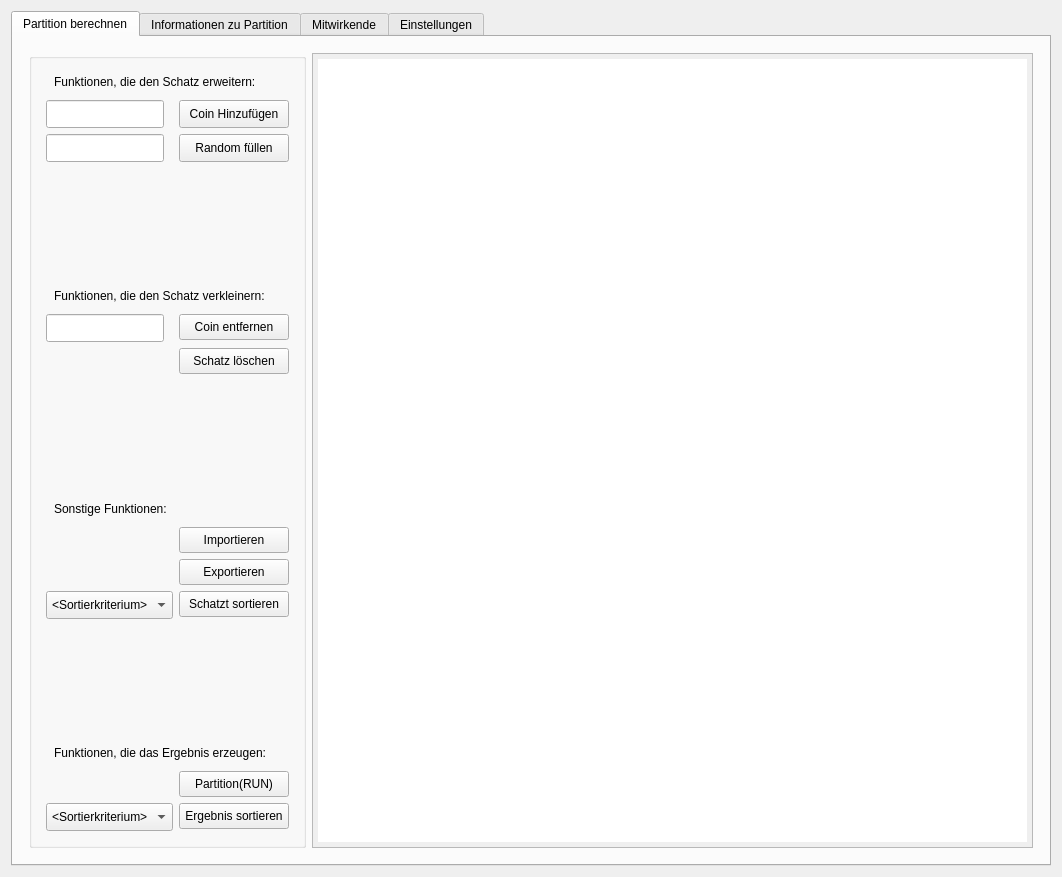
Above: mainwindow.ui from Makozer/NpPartitionManager before the change. Below: the same form after it.
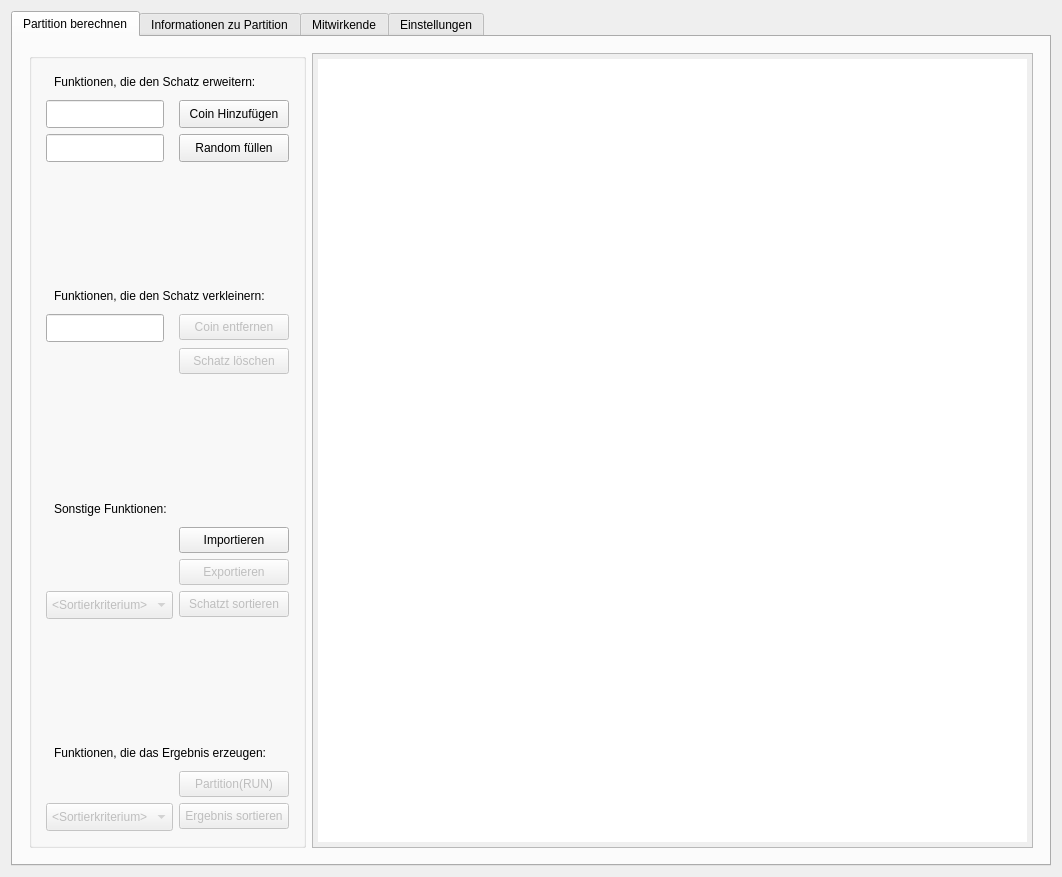
That is the form after the change. Custom widgets are drawn as their Qt base class.

Commit message: anzahlcoins hinzugefuegt und disablefunktion der buttons genutzt fuer bessere nutzeruebersicht

Patch:
```diff
--- a/mainwindow.ui
+++ b/mainwindow.ui
@@ -152,6 +152,9 @@
            </item>
            <item row="14" column="1">
             <widget class="QPushButton" name="btn_coinEntfernen">
+             <property name="enabled">
+              <bool>false</bool>
+             </property>
              <property name="toolTip">
               <string>&lt;html&gt;&lt;head/&gt;&lt;body&gt;&lt;p&gt;Entfernt genau einen Coin aus dem Schatz, der den Wert hat, der im Textfeld neben diesem Knopf eingegeben wurde.&lt;/p&gt;&lt;/body&gt;&lt;/html&gt;</string>
              </property>
@@ -165,6 +168,9 @@
            </item>
            <item row="15" column="1">
             <widget class="QPushButton" name="btn_clearStash">
+             <property name="enabled">
+              <bool>false</bool>
+             </property>
              <property name="toolTip">
               <string>&lt;html&gt;&lt;head/&gt;&lt;body&gt;&lt;p&gt;Entfernt alle Coins aus dem Schatz.&lt;/p&gt;&lt;/body&gt;&lt;/html&gt;</string>
              </property>
@@ -217,6 +223,9 @@
            </item>
            <item row="22" column="1">
             <widget class="QPushButton" name="btn_export">
+             <property name="enabled">
+              <bool>false</bool>
+             </property>
              <property name="sizePolicy">
               <sizepolicy hsizetype="Minimum" vsizetype="Fixed">
                <horstretch>0</horstretch>
@@ -236,6 +245,9 @@
            </item>
            <item row="24" column="0">
             <widget class="QComboBox" name="comboBox_sortKritWaehlen">
+             <property name="enabled">
+              <bool>false</bool>
+             </property>
              <property name="sizePolicy">
               <sizepolicy hsizetype="Minimum" vsizetype="Minimum">
                <horstretch>0</horstretch>
@@ -270,6 +282,9 @@
            </item>
            <item row="24" column="1">
             <widget class="QPushButton" name="btn_sort">
+             <property name="enabled">
+              <bool>false</bool>
+             </property>
              <property name="toolTip">
               <string>&lt;html&gt;&lt;head/&gt;&lt;body&gt;&lt;p&gt;Sortieren Sie den Schatz. Wählen Sie zuvor, nach welchem Kriterium Sortiert werden soll.&lt;/p&gt;&lt;/body&gt;&lt;/html&gt;</string>
              </property>
@@ -303,6 +318,9 @@
            </item>
            <item row="27" column="1">
             <widget class="QPushButton" name="btn_output_solution">
+             <property name="enabled">
+              <bool>false</bool>
+             </property>
              <property name="sizePolicy">
               <sizepolicy hsizetype="Minimum" vsizetype="Fixed">
                <horstretch>0</horstretch>
@@ -319,6 +337,9 @@
            </item>
            <item row="29" column="1">
             <widget class="QPushButton" name="btn_sortErgebnis">
+             <property name="enabled">
+              <bool>false</bool>
+             </property>
              <property name="toolTip">
               <string>&lt;html&gt;&lt;head/&gt;&lt;body&gt;&lt;p&gt;Sortiert das Ergebnis entsprechend dem ausgewählten Sortierverfahren.&lt;/p&gt;&lt;/body&gt;&lt;/html&gt;</string>
              </property>
@@ -332,6 +353,9 @@
            </item>
            <item row="29" column="0">
             <widget class="QComboBox" name="comboBox_sortKriteriumWaehlenErgebnis">
+             <property name="enabled">
+              <bool>false</bool>
+             </property>
              <property name="toolTip">
               <string>&lt;html&gt;&lt;head/&gt;&lt;body&gt;&lt;p&gt;Hier wird das Sortierverfahren für das Sortieren des Ergebnisses ausgewählt.&lt;/p&gt;&lt;/body&gt;&lt;/html&gt;</string>
              </property>
```
Left out of the diff: 2 changed lines with no effect on the pictures. The commit also changes 6 other files.
